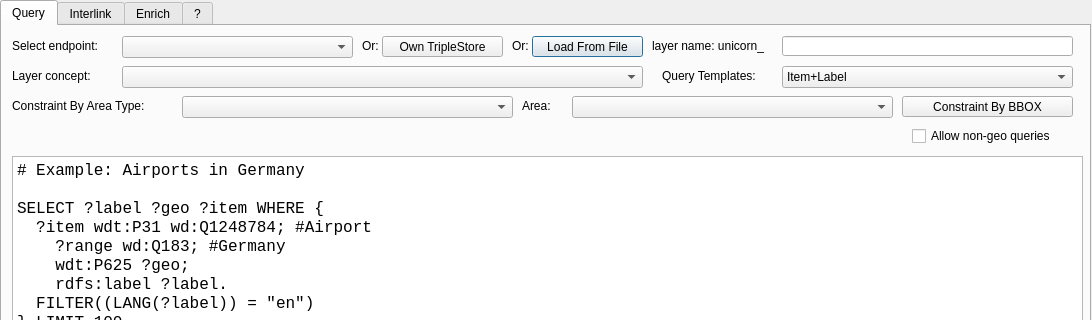
Above: sparql_unicorn_dialog_base.ui from sparqlunicorn/sparqlunicornGoesGIS before the change; both pictures show x 0 to 1092 and y 0 to 320 of the 1092 by 659 pixel window. Below: the same form after it.
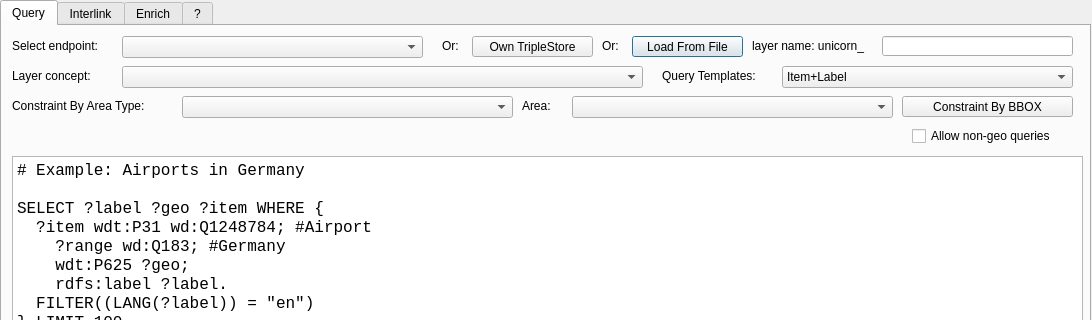
That is the form after the change.

Commit message: Varinput Types

Patch:
```diff
--- a/sparql_unicorn_dialog_base.ui
+++ b/sparql_unicorn_dialog_base.ui
@@ -60,7 +60,7 @@
       <rect>
        <x>120</x>
        <y>10</y>
-       <width>231</width>
+       <width>301</width>
        <height>22</height>
       </rect>
      </property>
@@ -91,7 +91,7 @@
     <widget class="QLabel" name="label_4">
      <property name="geometry">
       <rect>
-       <x>510</x>
+       <x>600</x>
        <y>10</y>
        <width>21</width>
        <height>20</height>
@@ -104,7 +104,7 @@
     <widget class="QPushButton" name="loadFileButton">
      <property name="geometry">
       <rect>
-       <x>530</x>
+       <x>630</x>
        <y>10</y>
        <width>111</width>
        <height>21</height>
@@ -117,7 +117,7 @@
     <widget class="QLabel" name="label">
      <property name="geometry">
       <rect>
-       <x>650</x>
+       <x>750</x>
        <y>10</y>
        <width>151</width>
        <height>20</height>
@@ -130,9 +130,9 @@
     <widget class="QLineEdit" name="inp_label">
      <property name="geometry">
       <rect>
-       <x>780</x>
+       <x>880</x>
        <y>10</y>
-       <width>291</width>
+       <width>191</width>
        <height>20</height>
       </rect>
      </property>
@@ -344,7 +344,7 @@
     <widget class="QLabel" name="label_14">
      <property name="geometry">
       <rect>
-       <x>360</x>
+       <x>440</x>
        <y>10</y>
        <width>21</width>
        <height>20</height>
@@ -357,7 +357,7 @@
     <widget class="QPushButton" name="loadTripleStoreButton">
      <property name="geometry">
       <rect>
-       <x>380</x>
+       <x>470</x>
        <y>10</y>
        <width>121</width>
        <height>21</height>
```
Left out of the diff: 16 changed lines with no effect on the pictures. The commit also changes 1 other file.
